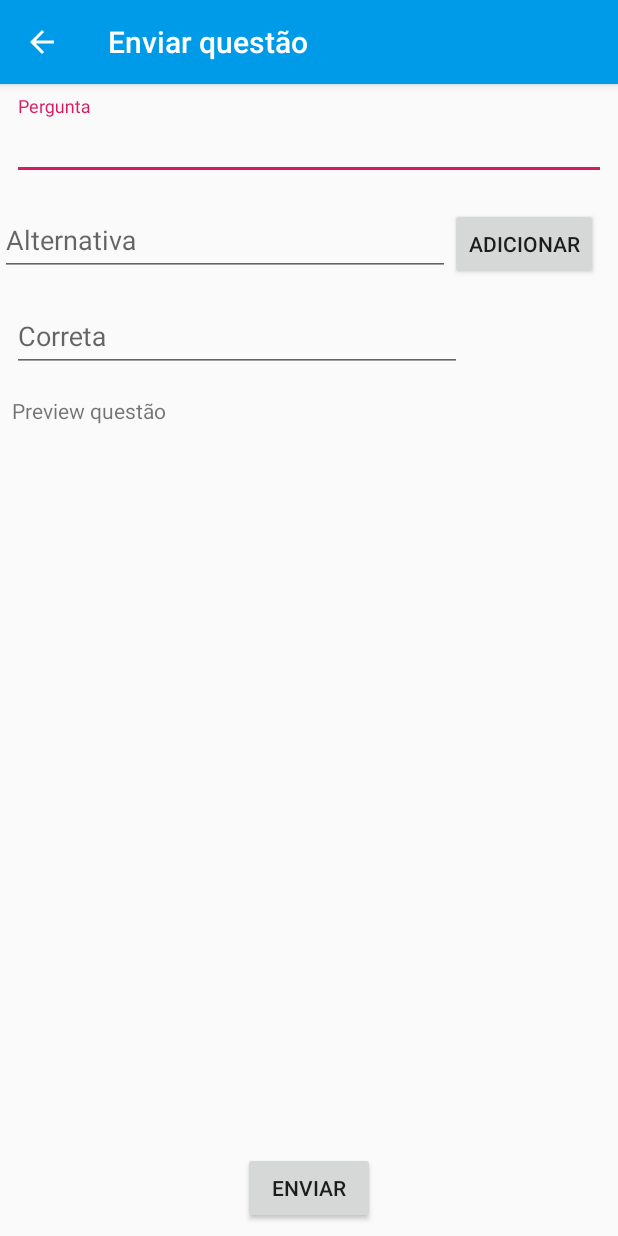
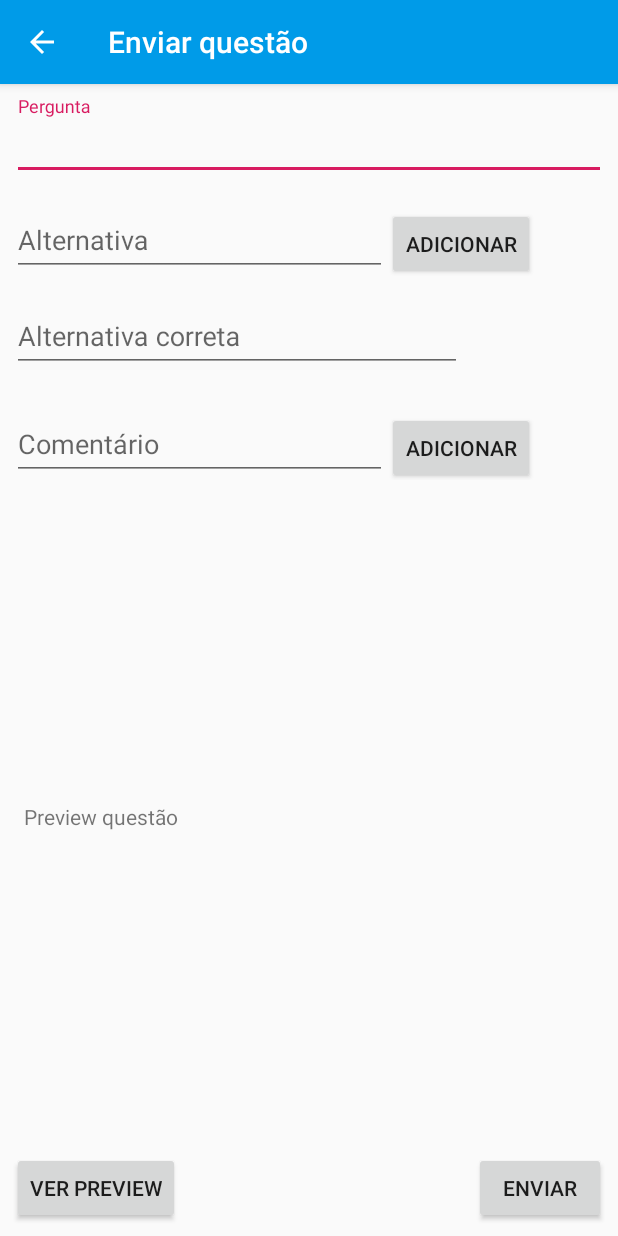
Before and after one commit to victorkonai/Horadeaprender, an Android app: the EnviarQuestaoActivity screen opened directly, with no data from a screen before it, on a phone screen of 412 x 824 dp. Run offline under Robolectric (Android 15) with nearby library versions, the phone set to English and light mode, and no system bars; 1 statement that could not run was skipped.

Commit message:
implementando tela de adicionar questão

```diff
--- a/app/src/main/java/br/com/horadeaprender/iu/EnviarQuestaoActivity.java
+++ b/app/src/main/java/br/com/horadeaprender/iu/EnviarQuestaoActivity.java
@@ -1,12 +1,21 @@
 package br.com.horadeaprender.iu;
 
+import android.support.design.widget.Snackbar;
 import android.support.v7.app.AppCompatActivity;
 import android.os.Bundle;
+import android.view.View;
+import android.widget.Button;
+import android.widget.EditText;
+import android.widget.TextView;
 
 import br.com.horadeaprender.R;
+import br.com.horadeaprender.model.Questao;
 
 public class EnviarQuestaoActivity extends AppCompatActivity {
+
     private ViewHolder vh;
+    private Questao questao;
+
 
     @Override
     protected void onCreate(Bundle savedInstanceState) {
@@ -14,6 +23,8 @@ public class EnviarQuestaoActivity extends AppCompatActivity {
         setContentView(R.layout.activity_enviar_questao);
 
         vh = new ViewHolder();
+        questao = new Questao();
+
     }
 
     @Override
@@ -29,8 +40,57 @@ public class EnviarQuestaoActivity extends AppCompatActivity {
 
     public class ViewHolder {
 
+        EditText edtPergunta = findViewById(R.id.edt_pergunta);
+        EditText edtAlternativa = findViewById(R.id.edt_alternativa);
+        EditText edtCorreta = findViewById(R.id.edt_correta);
+        EditText edtComentario = findViewById(R.id.edt_comentario);
+
+        Button buttonAdicionarAlternativa = findViewById(R.id.buttonAdicionarAlternativa);
+        Button getButtonAdicionarComentario = findViewById(R.id.buttonAdicionarComentario);
+        Button buttonVerPreview = findViewById(R.id.buttonVerPreview);
+        Button buttonEnviar = findViewById(R.id.buttonEnviar);
+
+        TextView textViewPreview = findViewById(R.id.textView_preview);
+
+
+
         public ViewHolder() {
+
             supportNaviagteUp();
+
+            buttonAdicionarAlternativa.setOnClickListener(new View.OnClickListener() {
+                public void onClick(View v) {
+                    questao.getAlternativas().add(edtAlternativa.getText().toString());
+                    edtAlternativa.setText("");
+                    Snackbar.make(v, "Alternativa adicionada!",
+                            Snackbar.LENGTH_LONG).setAction("Action", null).show();
+                }
+            });
+
+            getButtonAdicionarComentario.setOnClickListener(new View.OnClickListener() {
+                public void onClick(View v) {
+                    questao.getComentarios().add(edtComentario.getText().toString());
+                    edtComentario.setText("");
+                    Snackbar.make(v, "comentário adicionado!",
+                            Snackbar.LENGTH_LONG).setAction("Action", null).show();
+                }
+            });
+
+            buttonVerPreview.setOnClickListener(new View.OnClickListener() {
+                public void onClick(View v) {
+                    questao.setEnuciado(edtPergunta.getText().toString());
+                    questao.setAlternativaCorreta(edtCorreta.getText().toString());
+                    textViewPreview.setText(questao.toString());
+                }
+            });
+
+            buttonEnviar.setOnClickListener(new View.OnClickListener() {
+                public void onClick(View v) {
+                    // Code here executes on main thread after user presses button
+                }
+            });
+
+
         }
         private void supportNaviagteUp() {
             getSupportActionBar().setDisplayShowHomeEnabled(true);
--- a/app/src/main/res/layout/activity_enviar_questao.xml
+++ b/app/src/main/res/layout/activity_enviar_questao.xml
@@ -32,8 +32,12 @@
         android:id="@+id/linearLayoutCompat"
         android:layout_width="match_parent"
         android:layout_height="wrap_content"
+        android:layout_marginStart="8dp"
         android:layout_marginTop="8dp"
+        android:layout_marginEnd="8dp"
         android:orientation="horizontal"
+        app:layout_constraintEnd_toEndOf="parent"
+        app:layout_constraintStart_toStartOf="parent"
         app:layout_constraintTop_toBottomOf="@+id/textInputLayoutPergunta">
 
         <android.support.design.widget.TextInputLayout
@@ -43,14 +47,50 @@
 
             <EditText
                 android:id="@+id/edt_alternativa"
-                android:layout_width="300dp"
+                android:layout_width="250dp"
                 android:layout_height="wrap_content"
                 android:hint="Alternativa"
                 android:inputType="text" />
         </android.support.design.widget.TextInputLayout>
 
         <Button
-            android:id="@+id/button"
+            android:id="@+id/buttonAdicionarAlternativa"
+            android:layout_width="wrap_content"
+            android:layout_height="wrap_content"
+            android:text="Adicionar"
+            tools:layout_editor_absoluteX="50dp"
+            tools:layout_editor_absoluteY="299dp" />
+
+
+    </android.support.v7.widget.LinearLayoutCompat>
+
+    <android.support.v7.widget.LinearLayoutCompat
+        android:id="@+id/linearLayoutCompat2"
+        android:layout_width="match_parent"
+        android:layout_height="wrap_content"
+        android:layout_marginStart="8dp"
+        android:layout_marginTop="16dp"
+        android:layout_marginEnd="8dp"
+        android:orientation="horizontal"
+        app:layout_constraintEnd_toEndOf="parent"
+        app:layout_constraintStart_toStartOf="parent"
+        app:layout_constraintTop_toBottomOf="@+id/textInputLayoutCorreta">
+
+        <android.support.design.widget.TextInputLayout
+            android:id="@+id/textInputLayoutComentario"
+            android:layout_width="wrap_content"
+            android:layout_height="wrap_content">
+
+            <EditText
+                android:id="@+id/edt_comentario"
+                android:layout_width="250dp"
+                android:layout_height="wrap_content"
+                android:hint="Comentário"
+                android:inputType="text" />
+        </android.support.design.widget.TextInputLayout>
+
+        <Button
+            android:id="@+id/buttonAdicionarComentario"
             android:layout_width="wrap_content"
             android:layout_height="wrap_content"
             android:text="Adicionar"
@@ -73,31 +113,44 @@
             android:id="@+id/edt_correta"
             android:layout_width="300dp"
             android:layout_height="wrap_content"
-            android:hint="Correta"
+            android:hint="Alternativa correta"
             android:inputType="text" />
     </android.support.design.widget.TextInputLayout>
 
     <TextView
-        android:id="@+id/textViewPreview"
+        android:id="@+id/textView_preview"
         android:layout_width="match_parent"
         android:layout_height="wrap_content"
+        android:layout_marginStart="8dp"
         android:layout_marginTop="8dp"
+        android:layout_marginEnd="8dp"
+        android:layout_marginBottom="8dp"
         android:padding="8dp"
         android:text="Preview questão"
-        app:layout_constraintTop_toBottomOf="@+id/textInputLayoutCorreta"
-        tools:layout_editor_absoluteX="108dp" />
+        app:layout_constraintBottom_toTopOf="@+id/buttonVerPreview"
+        app:layout_constraintEnd_toEndOf="parent"
+        app:layout_constraintStart_toStartOf="parent"
+        app:layout_constraintTop_toBottomOf="@+id/linearLayoutCompat2" />
 
+
+    <Button
+        android:id="@+id/buttonVerPreview"
+        android:layout_width="wrap_content"
+        android:layout_height="wrap_content"
+        android:layout_marginStart="8dp"
+        android:layout_marginBottom="8dp"
+        android:text="Ver preview"
+        app:layout_constraintBottom_toBottomOf="parent"
+        app:layout_constraintStart_toStartOf="parent" />
 
     <Button
         android:id="@+id/buttonEnviar"
         android:layout_width="wrap_content"
         android:layout_height="wrap_content"
-        android:layout_marginStart="8dp"
         android:layout_marginEnd="8dp"
         android:layout_marginBottom="8dp"
         android:text="Enviar"
         app:layout_constraintBottom_toBottomOf="parent"
-        app:layout_constraintEnd_toEndOf="parent"
-        app:layout_constraintStart_toStartOf="parent" />
+        app:layout_constraintEnd_toEndOf="parent" />
 
 </android.support.constraint.ConstraintLayout>
```
